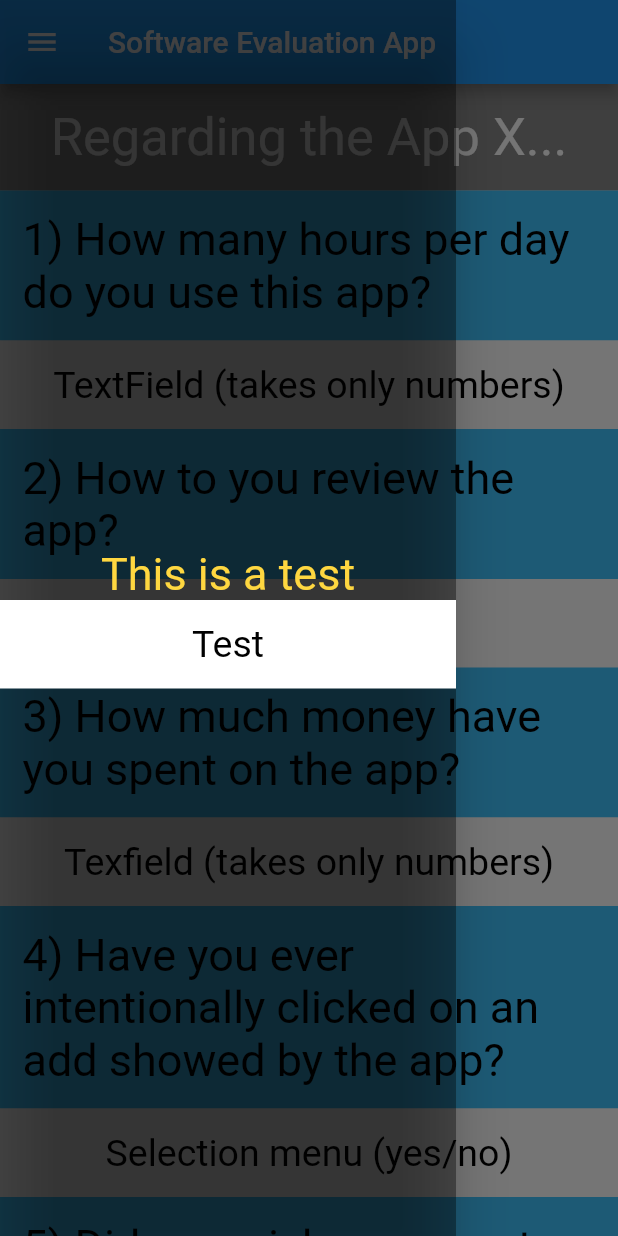
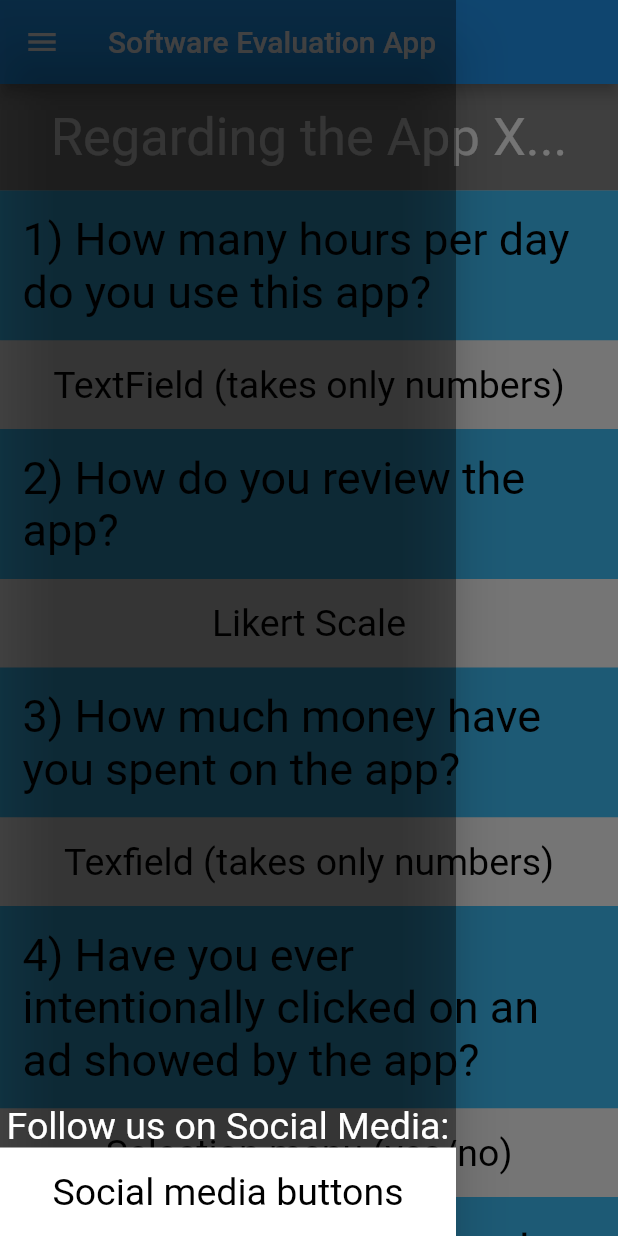
Before and after one commit to Dutra-Apex/flutter_project, a Flutter app: the screen it shows after launch, with the side drawer open, on a phone screen of 412 x 824 dp. Run offline on Flutter 3.47's test engine with Material 2 defaults, Android fonts, the phone set to English and light mode, and no system bars.

Commit message:
Update main.dart

```diff
--- a/lib/main.dart
+++ b/lib/main.dart
@@ -17,18 +17,24 @@ class FormApp extends StatelessWidget {
       drawer: Drawer(
         backgroundColor: Colors.black38,
         child: Column(
-          mainAxisAlignment: MainAxisAlignment.center,
+          mainAxisAlignment: MainAxisAlignment.end,
           children: [
             Text(
-              "This is a test",
+              "Follow us on Social Media:",
               style: TextStyle(
-                fontSize: 30,
-                color: Colors.amberAccent,
+                fontSize: 25,
+                color: Colors.white,
               ),
             ),
-            buildRow(
-              'Test'
+            Column(
+              mainAxisAlignment: MainAxisAlignment.end,
+              crossAxisAlignment: CrossAxisAlignment.end,
+              children: [
+            getTexRow(
+              'Social media buttons'
             )
+              ],
+            ),
           ],
         ),
       ),
@@ -36,98 +42,92 @@ class FormApp extends StatelessWidget {
         Column(
           mainAxisAlignment: MainAxisAlignment.spaceEvenly,
           children: [
-            buildRow(
+            getTexRow(
               'Regarding the App X...',
               fontSize: 35.0,
               textAlign: TextAlign.center,
               fieldColor: Colors.black45,
               textColor: Colors.white,
             ),
-            buildRow(
+            getTexRow(
               '1) How many hours per day do you use this app?',
               fontSize: 30.0,
               textAlign: TextAlign.start,
               fieldColor: Colors.lightBlueAccent,
             ),
-            buildRow(
+            getTexRow(
               'TextField (takes only numbers)',
             ),
-            buildRow(
-              '2) How to you review the app?',
+            getTexRow(
+              '2) How do you review the app?',
               fontSize: 30.0,
               textAlign: TextAlign.start,
               fieldColor: Colors.lightBlueAccent,
             ),
-            buildRow('Likert Scale'),
-            buildRow(
+            getTexRow('Likert Scale'),
+            getTexRow(
               '3) How much money have you spent on the app?',
               fontSize: 30.0,
               textAlign: TextAlign.start,
               fieldColor: Colors.lightBlueAccent,
             ),
-            buildRow('Texfield (takes only numbers)'),
-            buildRow(
-              '4) Have you ever intentionally clicked on an add showed by the app?',
+            getTexRow('Texfield (takes only numbers)'),
+            getTexRow(
+              '4) Have you ever intentionally clicked on an ad showed by the app?',
               fontSize: 30.0,
               textAlign: TextAlign.start,
               fieldColor: Colors.lightBlueAccent,
             ),
-            buildRow('Selection menu (yes/no)'),
-            buildRow(
+            getTexRow('Selection menu (yes/no)'),
+            getTexRow(
               '5) Did you wish you spent less time on the app?',
               fontSize: 30.0,
               textAlign: TextAlign.start,
               fieldColor: Colors.lightBlueAccent,
             ),
-            buildRow('Selection Menu'),
-            buildRow(
+            getTexRow('Selection Menu'),
+            getTexRow(
               '6) How did you find this app?',
               fontSize: 30.0,
               textAlign: TextAlign.start,
               fieldColor: Colors.lightBlueAccent,
             ),
-            buildRow("Dropdown menu (Ad, friend, etc)"),
-            buildRow(
-              '7) Did you wish you spent less time on the app?',
-              fontSize: 30.0,
-              textAlign: TextAlign.start,
-              fieldColor: Colors.lightBlueAccent,
-            ),
-            buildRow(
+            getTexRow("Dropdown menu (Ad, friend, etc)"),
+            getTexRow(
               'Now tell us some information about you:',
               fontSize: 30.0,
               textAlign: TextAlign.center,
               fieldColor: Colors.black45,
               textColor: Colors.white,
             ),
-            buildRow(
+            getTexRow(
               '1) What country are you from?',
               fontSize: 30.0,
               textAlign: TextAlign.start,
               fieldColor: Colors.green,
             ),
-            buildRow('TextField'),
-            buildRow(
+            getTexRow('TextField'),
+            getTexRow(
               '2) How old are you',
               fontSize: 30.0,
               textAlign: TextAlign.start,
               fieldColor: Colors.green,
             ),
-            buildRow('Dropdown menu with age ranges'),
-            buildRow(
+            getTexRow('Dropdown menu with age ranges'),
+            getTexRow(
               '3) What is your favorite food?',
               fontSize: 30.0,
               textAlign: TextAlign.start,
               fieldColor: Colors.green,
             ),
-            buildRow('TextField'),
-            buildRow(
+            getTexRow('TextField'),
+            getTexRow(
               "Here's how your answers compare to the other users:",
               fontSize: 30.0,
               textAlign: TextAlign.start,
               fieldColor: Colors.red,
             ),
-            buildRow(
+            getTexRow(
               'Some graphs displaying how the user compares with the others'
             )
           ],
@@ -136,7 +136,7 @@ class FormApp extends StatelessWidget {
     )));
   }
 
-  Row buildRow(
+  Row getTexRow(
     text, {
     //height = 25.0,
     //width = 100.0,
```
